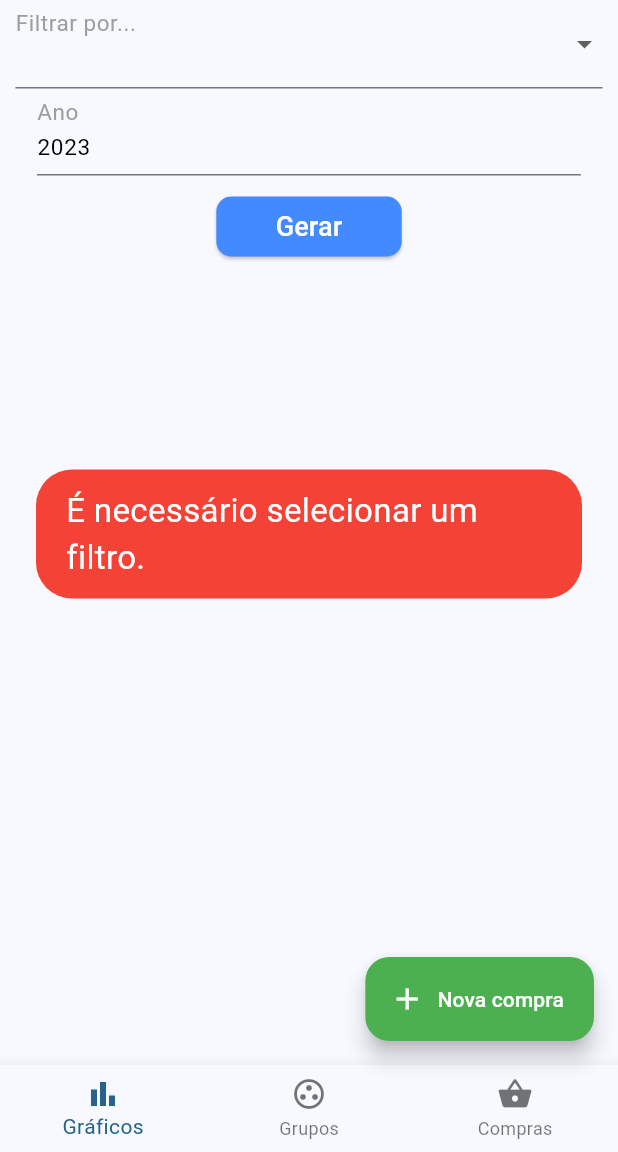
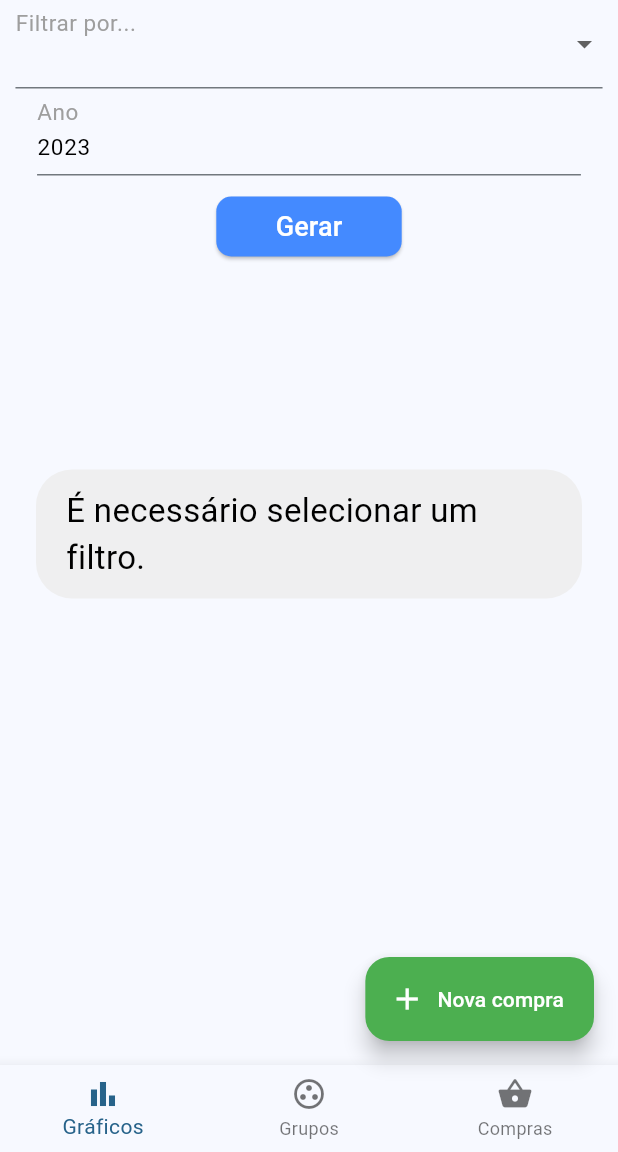
Before and after one commit to netodebortoli/app_soma_compra, a Flutter app: the HomePage screen opened directly, after a tap on "Gerar", on a phone screen of 412 x 824 dp, the part 84-1236 px from its top. Run offline on Flutter 3.47's test engine with Material 2 defaults, Android fonts, the phone set to English and light mode, and no system bars; our stand-ins replace fluttertoast, mask_text_input_formatter, multi_select_flutter, sqflite; missing offline and left inert: d_chart; accounts and stored records are empty.

Commit message:
refactor: pequenos ajustes visual no container na tela de cadastro de compra e adicionado toast de alerta ao cadastrar compra com itens inválido

```diff
--- a/lib/customs_widget/ToastErro.dart
+++ b/lib/customs_widget/ToastErro.dart
@@ -6,8 +6,7 @@ void ToastErro(String mensagem) {
       msg: mensagem,
       toastLength: Toast.LENGTH_LONG,
       gravity: ToastGravity.CENTER,
-      timeInSecForIosWeb: 5,
-      backgroundColor: Colors.red,
-      textColor: Colors.white,
+      timeInSecForIosWeb: 3,
+      textColor: Colors.black,
       fontSize: 22.0);
 }
--- a/lib/views/TabCadastroItemCompra.dart
+++ b/lib/views/TabCadastroItemCompra.dart
@@ -21,8 +21,7 @@ class _TabCadastroItemCompraState extends State<TabCadastroItemCompra> {
 
   _formItensCompras() {
     return Container(
-      color: Colors.white,
-      margin: const EdgeInsets.all(20),
+      margin: const EdgeInsets.all(7),
       child: ListView(
         children: [
           Row(
@@ -39,7 +38,7 @@ class _TabCadastroItemCompraState extends State<TabCadastroItemCompra> {
                   _addItem();
                 },
                 child:
-                    const Icon(Icons.add_circle, color: Colors.blue, size: 30),
+                    const Icon(Icons.add_circle, color: Colors.green, size: 30),
               )
             ],
           ),
--- a/lib/views/TabFormCompra.dart
+++ b/lib/views/TabFormCompra.dart
@@ -22,28 +22,11 @@ class TabFormCompra extends StatefulWidget {
   State<TabFormCompra> createState() => _TabFormCompraState();
 }
 
-final dateMask = MaskTextInputFormatter(mask: '##/##/####');
-
-const List<String> tiposCompras = <String>[
-  "Mercado",
-  "Serviços",
-  "Saúde",
-  "Lazer",
-  "Urgência",
-  "Transporte",
-  "Outros"
-];
-
-const List<String> tiposPagamentos = <String>[
-  "Dinheiro",
-  "Pix",
-  "Débito",
-  "Crédito",
-  "Outros"
-];
-
+List<String> tiposCompras = <String>["Mercado", "Serviços", "Saúde", "Lazer", "Urgência", "Transporte", "Outros"];
+List<String> tiposPagamentos = <String>["Dinheiro", "Pix", "Débito", "Crédito", "Outros"];
 String tipoCompraSelecionado = tiposCompras.first;
 String tipoPagamentoSelecionado = tiposPagamentos.first;
+final dateMask = MaskTextInputFormatter(mask: '##/##/####');
 
 class _TabFormCompraState extends State<TabFormCompra> {
   @override
@@ -64,8 +47,7 @@ class _TabFormCompraState extends State<TabFormCompra> {
 
   _formCompras() {
     return Container(
-      color: Colors.white,
-      margin: const EdgeInsets.all(20),
+      margin: const EdgeInsets.all(7),
       child: Form(
         key: widget.controllerCompra.formkey,
         child: ListView(
@@ -146,8 +128,7 @@ class _TabFormCompraState extends State<TabFormCompra> {
               decoration: const InputDecoration(
                   labelText: "Tipo de compra",
                   labelStyle: TextStyle(color: Colors.grey, fontSize: 20)),
-              items:
-                  tiposCompras.map<DropdownMenuItem<String>>((String? value) {
+              items: tiposCompras.map<DropdownMenuItem<String>>((String? value) {
                 return DropdownMenuItem<String>(
                   value: value,
                   child: Text(value!),
--- a/lib/views/TelaCadastroCompra.dart
+++ b/lib/views/TelaCadastroCompra.dart
@@ -62,8 +62,7 @@ class _TelaCadastroCompra extends State<TelaCadastroCompra>
               controller: _tabController,
               tabs: tabs,
               onTap: (index) {
-                if (_tabController.index == 0 &&
-                    _tabController.previousIndex != 0) {
+                if (_tabController.index == 0 && _tabController.previousIndex != 0) {
                   controladora.calcularTotal();
                 }
               },
```
Also changed, not shown: lib/views/interaction_controller/ControllerCadastroCompra.dart (+11 -17 lines).
